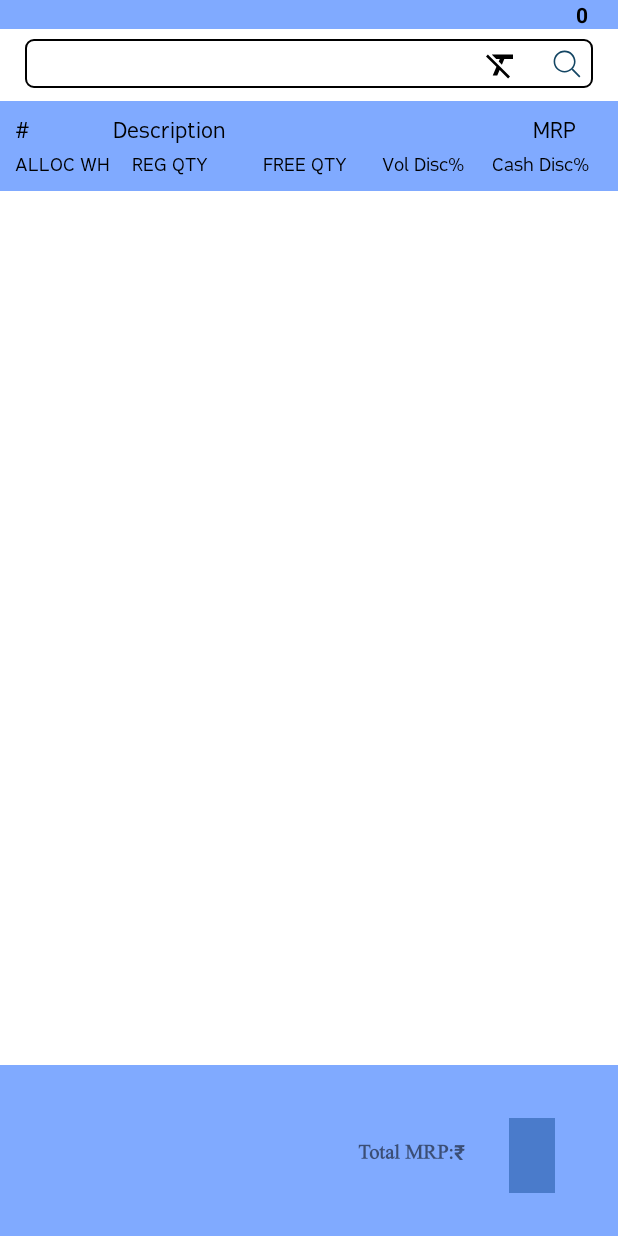
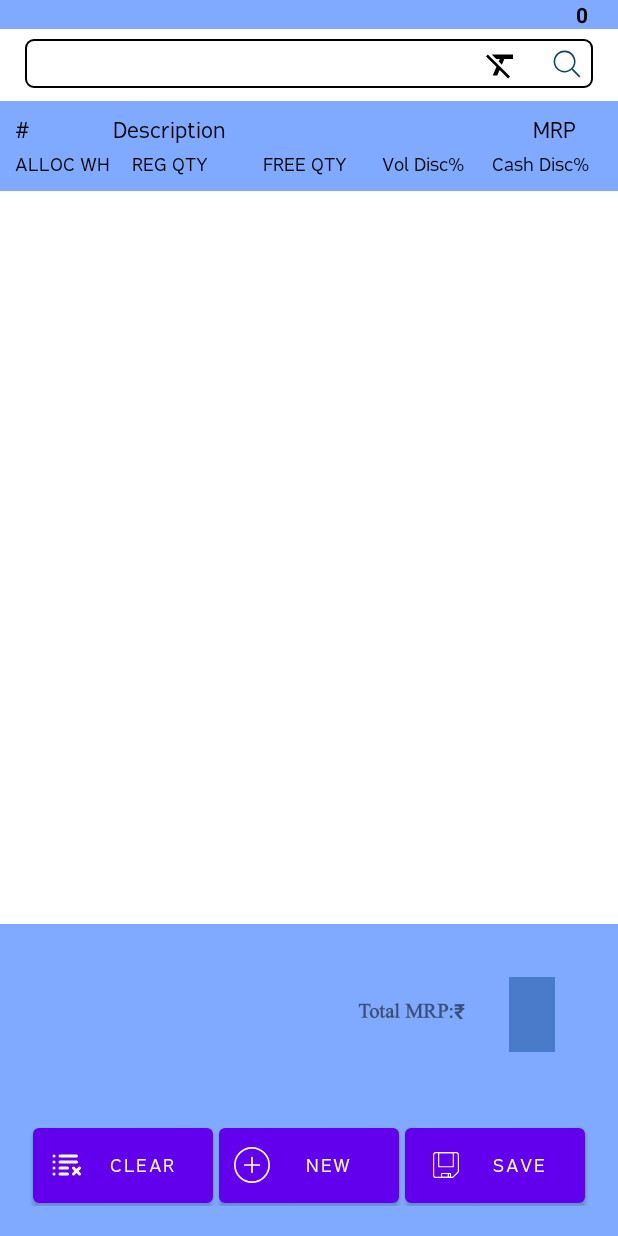
Before and after one commit to saffull/TSmith-Multi-Warehouse-SO, an Android app: the SOActivity screen opened directly, with no data from a screen before it, on a phone screen of 412 x 824 dp. Run offline under Robolectric (Android 15) with nearby library versions, the phone set to English and light mode, and no system bars; 2 statements that could not run were skipped.

Commit message:
MW-SO_1.0.3

```diff
--- a/MWSO/app/build.gradle
+++ b/MWSO/app/build.gradle
@@ -10,7 +10,7 @@ android {
         minSdk 21
         targetSdk 30
         versionCode 1
-        versionName "1.0.2"
+        versionName "1.0.3"
 
         testInstrumentationRunner "androidx.test.runner.AndroidJUnitRunner"
     }
--- /dev/null
+++ b/MWSO/app/src/main/res/drawable/ic_file_new.xml
@@ -0,0 +1,5 @@
+<vector android:height="24dp" android:viewportHeight="128"
+    android:viewportWidth="128" android:width="24dp" xmlns:android="http://schemas.android.com/apk/res/android">
+    <path android:fillColor="#FFFFFF" android:pathData="M64,0a64,64 0,1 0,64 64A64.07,64.07 0,0 0,64 0ZM64,122a58,58 0,1 1,58 -58A58.07,58.07 0,0 1,64 122Z"/>
+    <path android:fillColor="#FFFFFF" android:pathData="M90,61H67V38a3,3 0,0 0,-6 0V61H38a3,3 0,0 0,0 6H61V90a3,3 0,0 0,6 0V67H90a3,3 0,0 0,0 -6Z"/>
+</vector>
--- /dev/null
+++ b/MWSO/app/src/main/res/drawable/ic_list_clear.xml
@@ -0,0 +1,33 @@
+<vector xmlns:android="http://schemas.android.com/apk/res/android"
+    android:width="24dp"
+    android:height="24dp"
+    android:viewportWidth="24"
+    android:viewportHeight="24">
+  <path
+      android:pathData="M19,7H8A1,1 0,0 1,8 5H19a1,1 0,0 1,0 2Z"
+      android:fillColor="#FFFFFF"/>
+  <path
+      android:pathData="M19,11H8A1,1 0,0 1,8 9H19a1,1 0,0 1,0 2Z"
+      android:fillColor="#FFFFFF"/>
+  <path
+      android:pathData="M13,15H8a1,1 0,0 1,0 -2h5a1,1 0,0 1,0 2Z"
+      android:fillColor="#FFFFFF"/>
+  <path
+      android:pathData="M4,6m-1,0a1,1 0,1 1,2 0a1,1 0,1 1,-2 0"
+      android:fillColor="#FFFFFF"/>
+  <path
+      android:pathData="M4,10m-1,0a1,1 0,1 1,2 0a1,1 0,1 1,-2 0"
+      android:fillColor="#FFFFFF"/>
+  <path
+      android:pathData="M4,14m-1,0a1,1 0,1 1,2 0a1,1 0,1 1,-2 0"
+      android:fillColor="#FFFFFF"/>
+  <path
+      android:pathData="M13,19H8a1,1 0,0 1,0 -2h5a1,1 0,0 1,0 2Z"
+      android:fillColor="#FFFFFF"/>
+  <path
+      android:pathData="M4,18m-1,0a1,1 0,1 1,2 0a1,1 0,1 1,-2 0"
+      android:fillColor="#FFFFFF"/>
+  <path
+      android:pathData="M20.41,16l1.3,-1.29a1,1 0,0 0,-1.42 -1.42L19,14.59l-1.29,-1.3a1,1 0,0 0,-1.42 1.42L17.59,16l-1.3,1.29a1,1 0,0 0,0 1.42,1 1,0 0,0 1.42,0L19,17.41l1.29,1.3a1,1 0,0 0,1.42 0,1 1,0 0,0 0,-1.42Z"
+      android:fillColor="#FFFFFF"/>
+</vector>
--- /dev/null
+++ b/MWSO/app/src/main/res/drawable/ic_rec.xml
@@ -0,0 +1,6 @@
+<vector android:height="24dp" android:viewportHeight="32"
+    android:viewportWidth="32" android:width="24dp" xmlns:android="http://schemas.android.com/apk/res/android">
+    <path android:fillColor="#FFFFFF" android:fillType="evenOdd"
+        android:pathData="M16,25.05L12.75,21.8L12,22.55L16.5,27.05L21,22.55L20.25,21.8L17,25.05L17,14L16,14L16,25.05L16,25.05ZM19,3L9.0085,3C7.8992,3 7,3.8983 7,5.0073L7,27.9927C7,29.1013 7.8909,30 8.9974,30L24.0026,30C25.1057,30 26,29.1091 26,28.0026L26,11L21.0059,11C19.8981,11 19,10.1133 19,9.0019L19,3L19,3ZM20,3L20,8.9971C20,9.551 20.451,10 20.9908,10L26,10L20,3L20,3Z"
+        android:strokeColor="#00000000" android:strokeWidth="1"/>
+</vector>
--- /dev/null
+++ b/MWSO/app/src/main/res/drawable/ic_save.xml
@@ -0,0 +1,18 @@
+<vector android:height="24dp" android:viewportHeight="64"
+    android:viewportWidth="64" android:width="24dp" xmlns:android="http://schemas.android.com/apk/res/android">
+    <path android:fillColor="#00000000"
+        android:pathData="M44,54H14a4,4 0,0 1,-4 -4V14a4,4 0,0 1,4 -4H50a4,4 0,0 1,4 4V44Z"
+        android:strokeColor="#FFFFFF" android:strokeLineCap="round"
+        android:strokeLineJoin="round" android:strokeWidth="2"/>
+    <path android:fillColor="#00000000"
+        android:pathData="M19,10h26v25h-26z"
+        android:strokeColor="#FFFFFF" android:strokeLineCap="round"
+        android:strokeLineJoin="round" android:strokeWidth="2"/>
+    <path android:fillColor="#00000000"
+        android:pathData="M24,47h16v7h-16z"
+        android:strokeColor="#FFFFFF" android:strokeLineCap="round"
+        android:strokeLineJoin="round" android:strokeWidth="2"/>
+    <path android:fillColor="#00000000" android:pathData="M36,47L36,54"
+        android:strokeColor="#FFFFFF" android:strokeLineCap="round"
+        android:strokeLineJoin="round" android:strokeWidth="2"/>
+</vector>
--- a/MWSO/app/src/main/res/layout/activity_so.xml
+++ b/MWSO/app/src/main/res/layout/activity_so.xml
@@ -109,8 +109,8 @@
                     android:layout_height="wrap_content"
                     android:layout_alignRight="@+id/acvItemSearchSOActivity"
                     android:layout_alignBottom="@+id/acvItemSearchSOActivity"
+                    android:layout_marginRight="5dp"
                     android:background="@null"
-                    android:layout_marginRight="5dp"
                     android:onClick="SearchItem"
                     android:paddingTop="5dp"
                     android:paddingBottom="5dp"
@@ -452,7 +452,7 @@
 
         </LinearLayout>
 
-        <!--  <LinearLayout
+        <LinearLayout
             android:layout_width="match_parent"
             android:layout_height="match_parent"
             android:background="@color/activity_bg_color"
@@ -464,47 +464,52 @@
                 android:id="@+id/btnAllClear"
                 android:layout_width="match_parent"
                 android:layout_height="50dp"
-                  android:layout_margin="5dp"
+                android:layout_margin="2dp"
                 android:layout_weight="1"
                 android:background="@drawable/corners_round_btn"
-                  android:drawableLeft="@drawable/ic_remove"
-                  android:drawablePadding="5px"
-                  android:fontFamily="@font/ukt"
-                  android:onClick="listClear"
-                  android:paddingLeft="15px"
+                android:drawableLeft="@drawable/ic_list_clear"
+                android:drawablePadding="5dp"
+                android:fontFamily="@font/fabrica"
+                android:paddingStart="10dp"
                 android:text="Clear"
-                  android:textColor="@color/whites" />
+                android:onClick="ClearList"
+                android:textColor="@color/white"
+                android:textSize="12sp" />
 
             <Button
                 android:id="@+id/btnNew"
                 android:layout_width="match_parent"
                 android:layout_height="50dp"
-                  android:layout_margin="5dp"
+                android:layout_margin="2dp"
                 android:layout_weight="1"
                 android:background="@drawable/corners_round_btn"
-                  android:drawableLeft="@drawable/ic_add_24px"
-                  android:drawablePadding="5px"
-                  android:fontFamily="@font/ukt"
+                android:drawableLeft="@drawable/ic_file_new"
+                android:drawablePadding="5dp"
+                android:onClick="Restart"
+                android:fontFamily="@font/fabrica"
                 android:paddingLeft="15px"
                 android:text="NEW"
-                  android:textColor="@color/whites" />
+                android:textSize="12sp"
+                android:textColor="@color/white" />
 
             <Button
                 android:id="@+id/btnSave"
                 android:layout_width="match_parent"
                 android:layout_height="50dp"
-                  android:layout_margin="5dp"
+                android:layout_margin="2dp"
                 android:layout_weight="1"
                 android:background="@drawable/corners_round_btn"
-                  android:drawableLeft="@drawable/ic_save_24px"
-                  android:drawablePadding="5px"
-                  android:fontFamily="@font/ukt"
-                  android:paddingLeft="15px"
+                android:drawablePadding="5dp"
+                android:drawableLeft="@drawable/ic_save"
+                android:fontFamily="@font/fabrica"
+                android:paddingLeft="15dp"
                 android:text="SAVE"
-                  android:textColor="@color/whites" />
+                android:onClick="SaveSO"
+                android:textSize="12sp"
+                android:textColor="@color/white" />
 
 
-          </LinearLayout>-->
+        </LinearLayout>
 
     </LinearLayout>
 
```
Also changed, not shown: MWSO/app/src/main/java/com/techsmith/mw_so/SOActivity.java (+71 -9 lines), MWSO/app/src/main/java/com/techsmith/mw_so/utils/SOActivityArrayAdapter.java (+4 -4 lines), MWSO/app/src/main/res/drawable/ic_so.xml (added, +16 -0 lines), MWSO/app/src/main/res/layout/activity_customer_information.xml (+9 -6 lines). Lines whose indentation alone changed are shown as unchanged.
